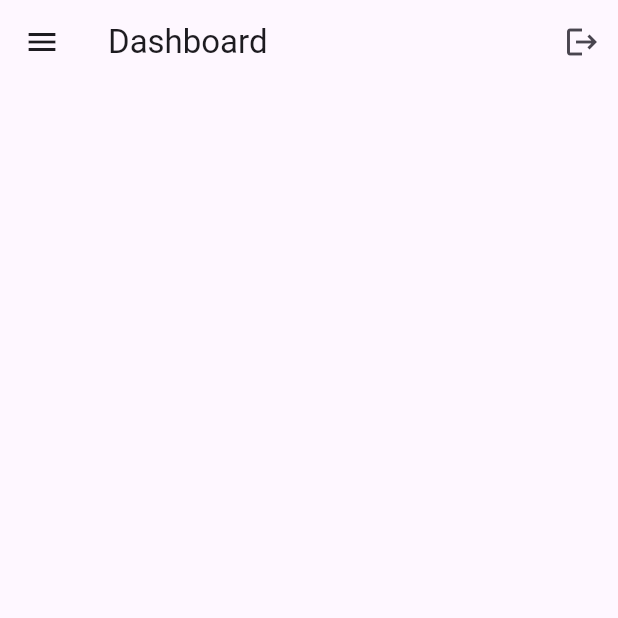
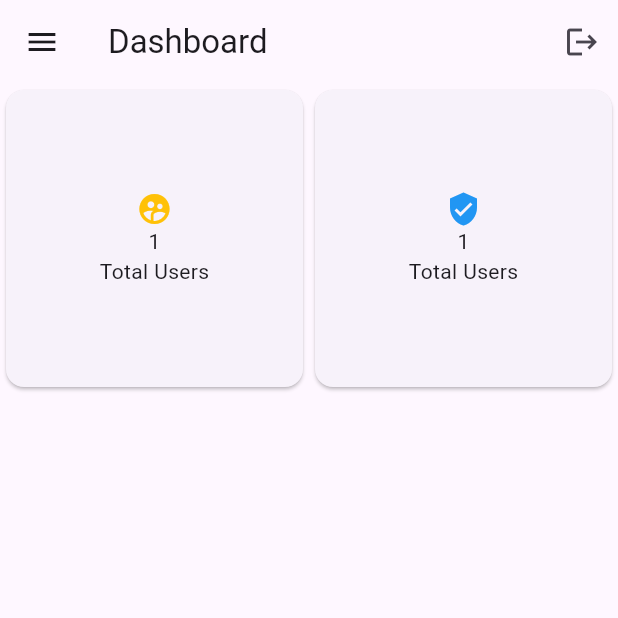
Before and after one commit to ParsVal/CSCC_106, a Flutter app: the DashboardHome screen opened directly, on a phone screen of 412 x 824 dp, the top half of it. Run offline on Flutter 3.47's test engine with Material 3 defaults, Android fonts, the phone set to English and light mode, and no system bars; our stand-ins replace awesome_dialog, sqflite; accounts and stored records are empty.

Commit message:
list of users

```diff
--- a/lib/screens/dashboard.dart
+++ b/lib/screens/dashboard.dart
@@ -1,5 +1,6 @@
 import 'package:flutter/material.dart' ;
-import 'package:otero_mandy_new/screens/loginScreen.dart';
+import 'listofUsers.dart' ;
+import 'loginScreen.dart' ;
 
 class Dashboard extends StatelessWidget{
   @override
@@ -36,9 +37,63 @@ class _DashboardHomeState extends State<DashboardHome> {
               icon: Icon(Icons.logout))
         ],
       ),
-      drawer: Drawer(),
+      drawer: Drawer(
+        child: Column(
+            mainAxisAlignment: MainAxisAlignment.center,
+            children: [
+              CircleAvatar(radius: 80.0),
+              InkWell(
+                child: ListTile(
+                    leading: Icon(Icons.list),
+                    title: Text('List of names'),
+                ),
+                onTap: (){
+                  Navigator.of(context).push(MaterialPageRoute(builder: (BuildContext context)=>Listofusers()));
+                },
+
+              ),
+
+            ],
+        ),
+      ),
       body: Column(
+            mainAxisAlignment: MainAxisAlignment.start,
+            children: [
+              Row(
+                  mainAxisAlignment: MainAxisAlignment.center,
+                  children: [
+                    SizedBox(
+                      width: MediaQuery.of(context).size.width/2,
+                      height: MediaQuery.of(context).size.height/4,
+                      child: Card(
+                        child: Column(
+                          mainAxisAlignment: MainAxisAlignment.center,
+                          children: [
+                            Icon(Icons.supervised_user_circle, color: Colors.amber,),
+                            Text('1'),
+                            Text('Total Users')
+                          ],
+                        ),
+                      ),
+                    ),
+                    SizedBox(
+                      width: MediaQuery.of(context).size.width/2,
+                      height: MediaQuery.of(context).size.height/4,
+                      child: Card(
+                        child: Column(
+                          mainAxisAlignment: MainAxisAlignment.center,
+                          children: [
+                            Icon(Icons.verified_user, color: Colors.blue),
+                            Text('1'),
+                            Text('Total Users')
+                          ],
+                        ),
+                      ),
+                    )
+                  ],
+              ),
 
+            ],
       ),
     );
 
--- a/lib/sqlDatabase/databaseHelper.dart
+++ b/lib/sqlDatabase/databaseHelper.dart
@@ -84,7 +84,9 @@ class DatabaseHelper {
         where: 'username = ? AND password = ?',
         whereArgs: [username, password]) ;
 
-
   }
 
+  //Method to getallAStudents
+
+
 }
```
Also changed, not shown: lib/screens/listofUsers.dart (added, +74 -0 lines).
